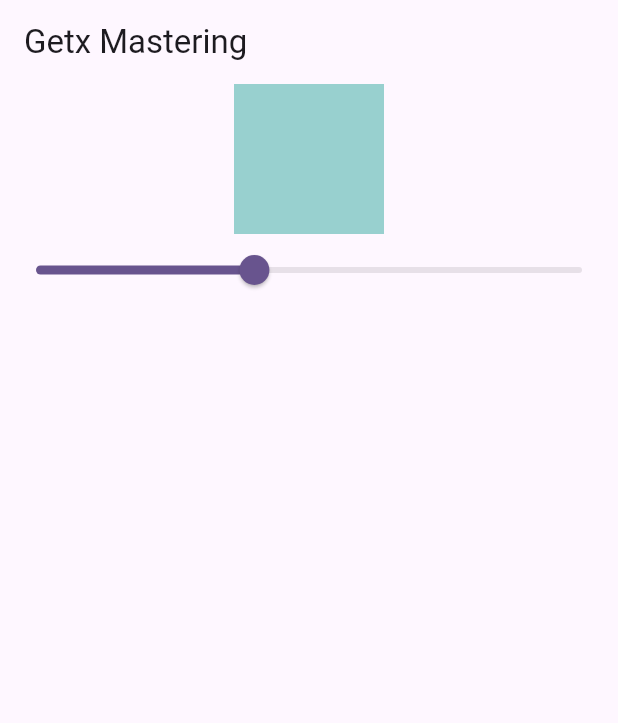
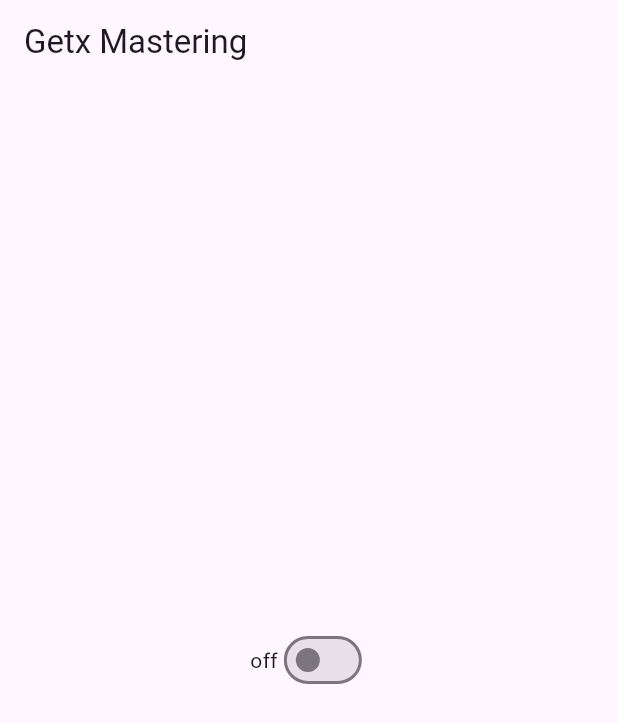
Before and after one commit to 9xRahul/getx_mastering, a Flutter app: the screen it shows after launch, on a phone screen of 412 x 824 dp. Shown: the top 723 px of the screen. Run offline on Flutter 3.47's test engine with Material 3 defaults, Android fonts, the phone set to English and light mode, and no system bars; our stand-ins replace get.

Commit message:
GetX - Switch value change

```diff
--- a/lib/home_screen.dart
+++ b/lib/home_screen.dart
@@ -10,28 +10,25 @@ class HomeScreen extends StatefulWidget {
 }
 
 class _HomeScreenState extends State<HomeScreen> {
-  final SliderController controller = Get.put(SliderController());
+  final Controller controller = Get.put(Controller());
 
   @override
   Widget build(BuildContext context) {
     return Scaffold(
       appBar: AppBar(title: Text("Getx Mastering")),
       body: Center(
-        child: Column(
+        child: Row(
+          mainAxisAlignment: .center,
           children: [
             Obx(() {
-              return Container(
-                height: 100,
-                width: 100,
-                color: Colors.teal.withOpacity(controller.opacity.value),
-              );
+              return Text(controller.notification.value == true ? "On" : "off");
             }),
 
             Obx(() {
-              return Slider(
-                value: controller.opacity.value,
+              return Switch(
+                value: controller.notification.value,
                 onChanged: (value) {
-                  controller.sliderValue(value);
+                  controller.onSwitchChanged(value);
                 },
               );
             }),
--- a/lib/slider_controller.dart
+++ b/lib/slider_controller.dart
@@ -1,9 +1,14 @@
 import 'package:get/get.dart';
 
-class SliderController extends GetxController {
+class Controller extends GetxController {
   RxDouble opacity = .4.obs;
+  RxBool notification = false.obs;
 
   void sliderValue(double newValue) {
     opacity.value = newValue;
   }
+
+  void onSwitchChanged(bool newValue) {
+    notification.value = newValue;
+  }
 }
```
